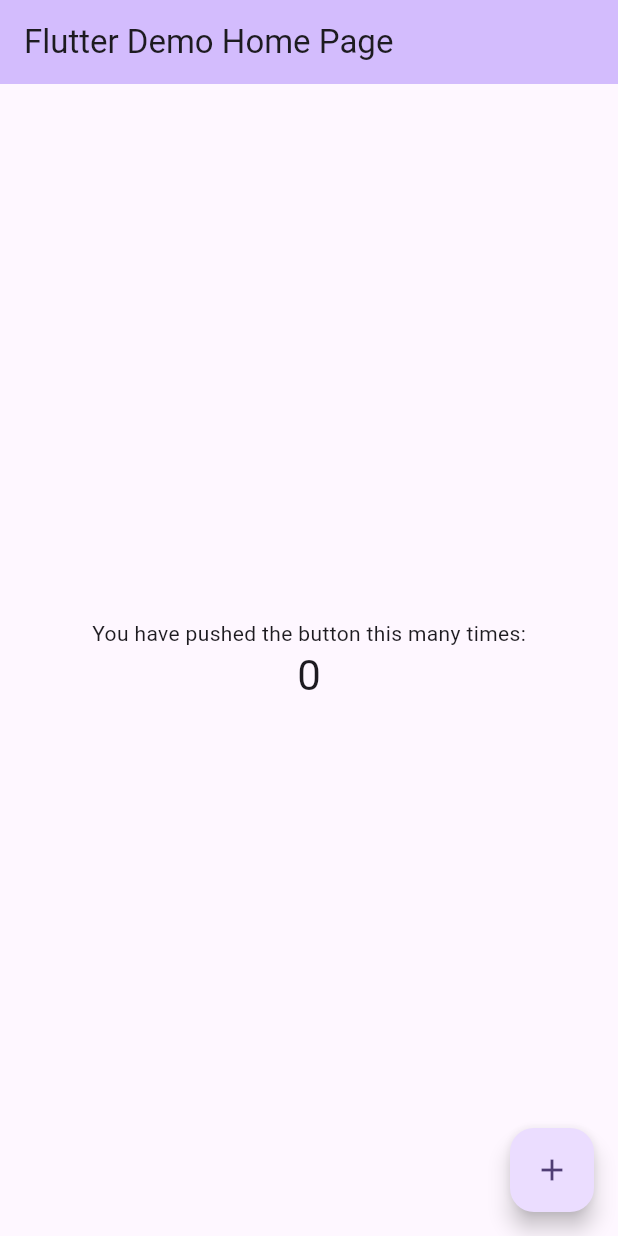
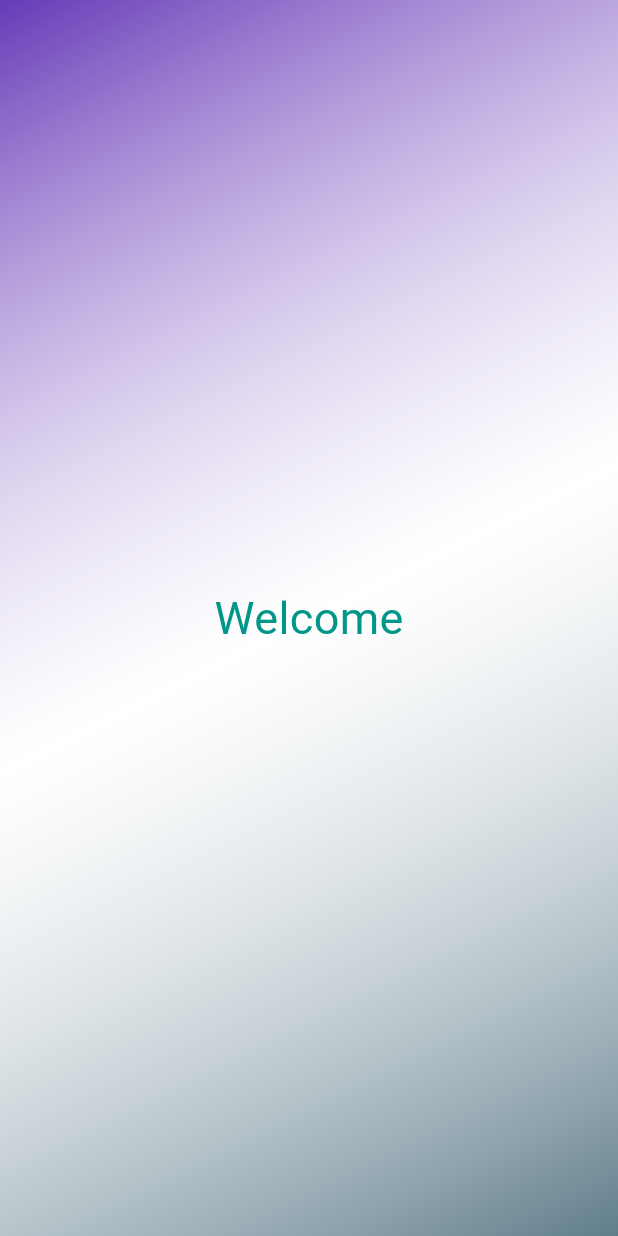
Before and after one commit to cordovalegacy/flutter_basics, a Flutter app: the screen it shows after launch, on a phone screen of 412 x 824 dp. Run offline on Flutter 3.47's test engine with Material 3 defaults, Android fonts, the phone set to English and light mode, and no system bars.

Commit message:
feat: rid of the boilerplate code

```diff
--- a/lib/main.dart
+++ b/lib/main.dart
@@ -1,125 +1,36 @@
 import 'package:flutter/material.dart';
 
+//const allows dart to cache variable into memory to increase performance
+
+// !Widget Types:
+// MaterialApp -> Base Widget
+// Scaffold -> Starting Point/Structure Widget
+// Center -> Layout Widget
+
 void main() {
-  runApp(const MyApp());
-}
-
-class MyApp extends StatelessWidget {
-  const MyApp({super.key});
-
-  // This widget is the root of your application.
-  @override
-  Widget build(BuildContext context) {
-    return MaterialApp(
-      title: 'Flutter Demo',
-      theme: ThemeData(
-        // This is the theme of your application.
-        //
-        // TRY THIS: Try running your application with "flutter run". You'll see
-        // the application has a purple toolbar. Then, without quitting the app,
-        // try changing the seedColor in the colorScheme below to Colors.green
-        // and then invoke "hot reload" (save your changes or press the "hot
-        // reload" button in a Flutter-supported IDE, or press "r" if you used
-        // the command line to start the app).
-        //
-        // Notice that the counter didn't reset back to zero; the application
-        // state is not lost during the reload. To reset the state, use hot
-        // restart instead.
-        //
-        // This works for code too, not just values: Most code changes can be
-        // tested with just a hot reload.
-        colorScheme: ColorScheme.fromSeed(seedColor: Colors.deepPurple),
-        useMaterial3: true,
-      ),
-      home: const MyHomePage(title: 'Flutter Demo Home Page'),
-    );
-  }
-}
-
-class MyHomePage extends StatefulWidget {
-  const MyHomePage({super.key, required this.title});
-
-  // This widget is the home page of your application. It is stateful, meaning
-  // that it has a State object (defined below) that contains fields that affect
-  // how it looks.
-
-  // This class is the configuration for the state. It holds the values (in this
-  // case the title) provided by the parent (in this case the App widget) and
-  // used by the build method of the State. Fields in a Widget subclass are
-  // always marked "final".
-
-  final String title;
-
-  @override
-  State<MyHomePage> createState() => _MyHomePageState();
-}
-
-class _MyHomePageState extends State<MyHomePage> {
-  int _counter = 0;
-
-  void _incrementCounter() {
-    setState(() {
-      // This call to setState tells the Flutter framework that something has
-      // changed in this State, which causes it to rerun the build method below
-      // so that the display can reflect the updated values. If we changed
-      // _counter without calling setState(), then the build method would not be
-      // called again, and so nothing would appear to happen.
-      _counter++;
-    });
-  }
-
-  @override
-  Widget build(BuildContext context) {
-    // This method is rerun every time setState is called, for instance as done
-    // by the _incrementCounter method above.
-    //
-    // The Flutter framework has been optimized to make rerunning build methods
-    // fast, so that you can just rebuild anything that needs updating rather
-    // than having to individually change instances of widgets.
-    return Scaffold(
-      appBar: AppBar(
-        // TRY THIS: Try changing the color here to a specific color (to
-        // Colors.amber, perhaps?) and trigger a hot reload to see the AppBar
-        // change color while the other colors stay the same.
-        backgroundColor: Theme.of(context).colorScheme.inversePrimary,
-        // Here we take the value from the MyHomePage object that was created by
-        // the App.build method, and use it to set our appbar title.
-        title: Text(widget.title),
-      ),
-      body: Center(
-        // Center is a layout widget. It takes a single child and positions it
-        // in the middle of the parent.
-        child: Column(
-          // Column is also a layout widget. It takes a list of children and
-          // arranges them vertically. By default, it sizes itself to fit its
-          // children horizontally, and tries to be as tall as its parent.
-          //
-          // Column has various properties to control how it sizes itself and
-          // how it positions its children. Here we use mainAxisAlignment to
-          // center the children vertically; the main axis here is the vertical
-          // axis because Columns are vertical (the cross axis would be
-          // horizontal).
-          //
-          // TRY THIS: Invoke "debug painting" (choose the "Toggle Debug Paint"
-          // action in the IDE, or press "p" in the console), to see the
-          // wireframe for each widget.
-          mainAxisAlignment: MainAxisAlignment.center,
-          children: <Widget>[
-            const Text(
-              'You have pushed the button this many times:',
+  runApp(
+    MaterialApp(
+      home: Scaffold(
+        backgroundColor: const Color.fromARGB(255, 255, 255, 255),
+        body: Container(
+          decoration: const BoxDecoration(
+            gradient: LinearGradient(
+              colors: [Colors.deepPurple, Colors.white38, Colors.blueGrey],
+              begin: Alignment.topLeft,
+              end: Alignment.bottomRight,
             ),
-            Text(
-              '$_counter',
-              style: Theme.of(context).textTheme.headlineMedium,
+          ),
+          child: const Center(
+            child: Text(
+              'Welcome',
+              style: TextStyle(
+                color: Colors.teal,
+                fontSize: 30,
+              ),
             ),
-          ],
+          ),
         ),
       ),
-      floatingActionButton: FloatingActionButton(
-        onPressed: _incrementCounter,
-        tooltip: 'Increment',
-        child: const Icon(Icons.add),
-      ), // This trailing comma makes auto-formatting nicer for build methods.
-    );
-  }
+    ),
+  );
 }
```
